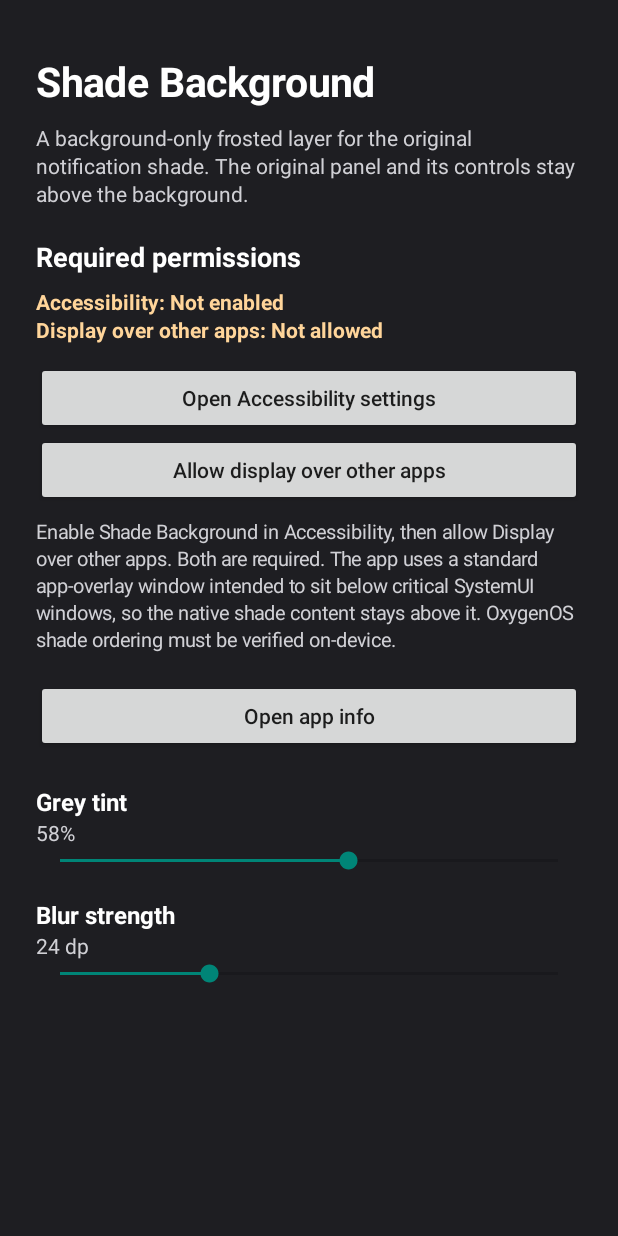
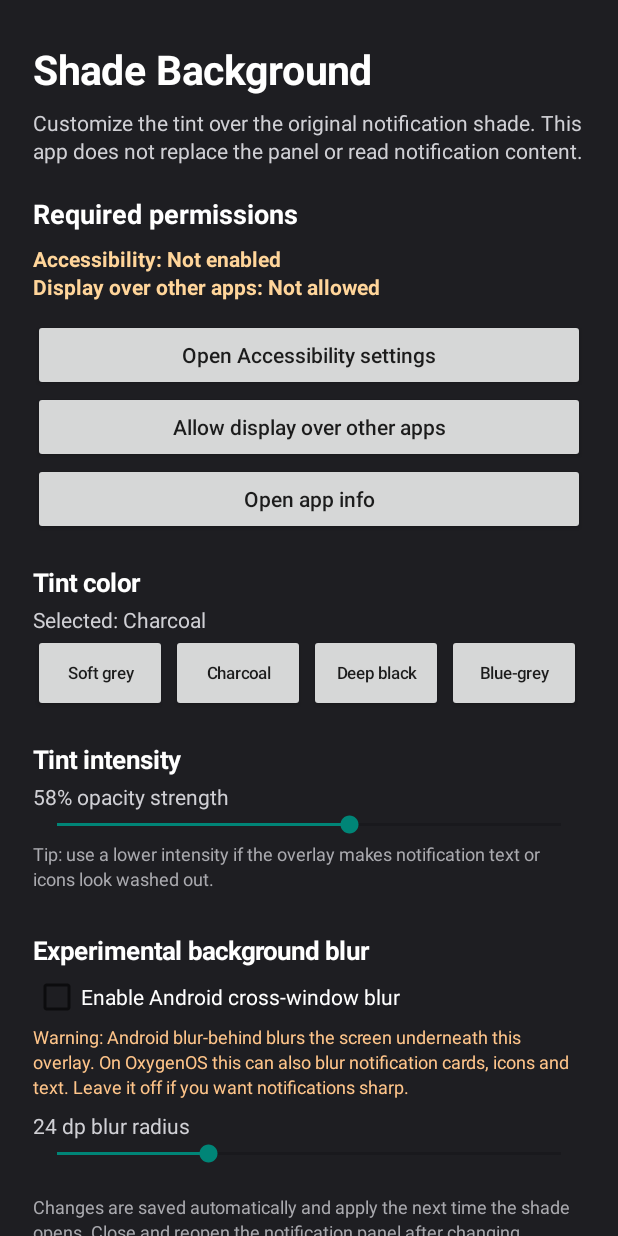
Before and after one commit to Wasifazhar00/Translucent-notify, an Android app: the screen it shows after launch (MainActivity), on a phone screen of 412 x 824 dp. Run offline under Robolectric (Android 15) with nearby library versions, the phone set to English and light mode, and no system bars.

Commit message:
Expand shade appearance controls and clarify blur trade-offs

```diff
--- a/app/src/main/java/com/wasif/translucentnotify/MainActivity.kt
+++ b/app/src/main/java/com/wasif/translucentnotify/MainActivity.kt
@@ -6,12 +6,15 @@ import android.content.ComponentName
 import android.content.Intent
 import android.graphics.Color
 import android.net.Uri
+import android.os.Build
 import android.os.Bundle
 import android.provider.Settings
 import android.view.Gravity
 import android.view.accessibility.AccessibilityManager
 import android.widget.Button
+import android.widget.CheckBox
 import android.widget.LinearLayout
+import android.widget.ScrollView
 import android.widget.SeekBar
 import android.widget.TextView
 
@@ -19,94 +22,156 @@ class MainActivity : Activity() {
     private lateinit var permissionStatus: TextView
     private lateinit var tintLabel: TextView
     private lateinit var blurLabel: TextView
+    private lateinit var selectedColorLabel: TextView
 
     override fun onCreate(savedInstanceState: Bundle?) {
         super.onCreate(savedInstanceState)
-        window.statusBarColor = Color.rgb(30,30,34)
-        window.navigationBarColor = Color.rgb(30,30,34)
+        window.statusBarColor = Color.rgb(30, 30, 34)
+        window.navigationBarColor = Color.rgb(30, 30, 34)
 
         val page = LinearLayout(this).apply {
             orientation = LinearLayout.VERTICAL
-            setPadding(dp(24),dp(36),dp(24),dp(28))
-            setBackgroundColor(Color.rgb(30,30,34))
+            setPadding(dp(22), dp(28), dp(22), dp(28))
+            setBackgroundColor(Color.rgb(30, 30, 34))
         }
-        setContentView(page)
+        val scroll = ScrollView(this).apply {
+            isFillViewport = true
+            addView(page)
+        }
+        setContentView(scroll)
 
-        page.addView(label("Shade Background",27,Color.WHITE,true))
+        page.addView(label("Shade Background", 27, Color.WHITE, true))
         page.addView(label(
-            "A background-only frosted layer for the original notification shade. " +
-                "The original panel and its controls stay above the background.",
-            14,0xFFD0D0D5.toInt(),false
-        ).apply { setPadding(0,dp(10),0,dp(20)) })
+            "Customize the tint over the original notification shade. This app does not replace the panel or read notification content.",
+            14, 0xFFD0D0D5.toInt(), false
+        ).apply { setPadding(0, dp(8), 0, dp(20)) })
 
-        page.addView(label("Required permissions",18,Color.WHITE,true))
-        permissionStatus = label("",14,0xFFFFD59A.toInt(),true)
-        page.addView(permissionStatus.apply { setPadding(0,dp(8),0,dp(12)) })
+        page.addView(label("Required permissions", 18, Color.WHITE, true))
+        permissionStatus = label("", 14, 0xFFFFD59A.toInt(), true)
+        page.addView(permissionStatus.apply { setPadding(0, dp(8), 0, dp(12)) })
 
-        page.addView(Button(this).apply {
-            text = "Open Accessibility settings"
-            isAllCaps = false
-            setOnClickListener { openServiceSettings() }
-        })
-        page.addView(Button(this).apply {
-            text = "Allow display over other apps"
-            isAllCaps = false
-            setOnClickListener { openOverlaySettings() }
-        })
-        page.addView(label(
-            "Enable Shade Background in Accessibility, then allow Display over other apps. " +
-                "Both are required. The app uses a standard app-overlay window intended to sit below critical SystemUI windows, so the native shade content stays above it. OxygenOS shade ordering must be verified on-device.",
-            13,0xFFD0D0D5.toInt(),false
-        ).apply { setPadding(0,dp(8),0,dp(18)) })
-
-        page.addView(Button(this).apply {
-            text = "Open app info"
-            isAllCaps = false
-            setOnClickListener {
-                startActivity(Intent(Settings.ACTION_APPLICATION_DETAILS_SETTINGS).apply {
-                    data = Uri.fromParts("package", packageName, null)
-                })
-            }
+        page.addView(actionButton("Open Accessibility settings") { openServiceSettings() })
+        page.addView(actionButton("Allow display over other apps") { openOverlaySettings() })
+        page.addView(actionButton("Open app info") {
+            startActivity(Intent(Settings.ACTION_APPLICATION_DETAILS_SETTINGS).apply {
+                data = Uri.fromParts("package", packageName, null)
+            })
         })
 
-        page.addView(label("Grey tint",16,Color.WHITE,true).apply { setPadding(0,dp(22),0,0) })
-        tintLabel = label("",14,0xFFD0D0D5.toInt(),false)
+        page.addView(sectionTitle("Tint color"))
+        selectedColorLabel = label("", 14, 0xFFD0D0D5.toInt(), false)
+        page.addView(selectedColorLabel)
+        val colorsRow = LinearLayout(this).apply {
+            orientation = LinearLayout.HORIZONTAL
+            gravity = Gravity.CENTER_VERTICAL
+        }
+        listOf("Soft grey", "Charcoal", "Deep black", "Blue-grey").forEachIndexed { index, name ->
+            val button = Button(this).apply {
+                text = name
+                isAllCaps = false
+                textSize = 11f
+                setPadding(dp(3), dp(4), dp(3), dp(4))
+                setOnClickListener {
+                    Prefs.setTintColor(this@MainActivity, index)
+                    refreshColorLabel()
+                }
+            }
+            colorsRow.addView(button, LinearLayout.LayoutParams(0, dp(52), 1f).apply {
+                marginEnd = dp(3)
+            })
+        }
+        page.addView(colorsRow)
+        refreshColorLabel()
+
+        page.addView(sectionTitle("Tint intensity"))
+        tintLabel = label("", 14, 0xFFD0D0D5.toInt(), false)
         page.addView(tintLabel)
         page.addView(SeekBar(this).apply {
             max = 100
             progress = Prefs.tintPercent(this@MainActivity)
-            tintLabel.text = progress.toString() + "%"
-            setOnSeekBarChangeListener(object: SeekBar.OnSeekBarChangeListener {
-                override fun onProgressChanged(s:SeekBar?,v:Int,fromUser:Boolean) {
-                    Prefs.setTintPercent(this@MainActivity,v)
-                    tintLabel.text = v.toString() + "% (applies next time shade opens)"
+            updateTintLabel(progress)
+            setOnSeekBarChangeListener(object : SeekBar.OnSeekBarChangeListener {
+                override fun onProgressChanged(s: SeekBar?, value: Int, fromUser: Boolean) {
+                    Prefs.setTintPercent(this@MainActivity, value)
+                    updateTintLabel(value)
                 }
-                override fun onStartTrackingTouch(s:SeekBar?) = Unit
-                override fun onStopTrackingTouch(s:SeekBar?) = Unit
+                override fun onStartTrackingTouch(s: SeekBar?) = Unit
+                override fun onStopTrackingTouch(s: SeekBar?) = Unit
             })
         })
+        page.addView(label(
+            "Tip: use a lower intensity if the overlay makes notification text or icons look washed out.",
+            12, 0xFFAAAAAF.toInt(), false
+        ).apply { setPadding(0, dp(2), 0, dp(8)) })
 
-        page.addView(label("Blur strength",16,Color.WHITE,true).apply { setPadding(0,dp(16),0,0) })
-        blurLabel = label("",14,0xFFD0D0D5.toInt(),false)
+        page.addView(sectionTitle("Experimental background blur"))
+        val blurToggle = CheckBox(this).apply {
+            text = "Enable Android cross-window blur"
+            setTextColor(Color.WHITE)
+            textSize = 14f
+            isChecked = Prefs.blurEnabled(this@MainActivity)
+            setOnCheckedChangeListener { _, checked ->
+                Prefs.setBlurEnabled(this@MainActivity, checked)
+            }
+        }
+        page.addView(blurToggle)
+        page.addView(label(
+            if (Build.VERSION.SDK_INT >= Build.VERSION_CODES.S)
+                "Warning: Android blur-behind blurs the screen underneath this overlay. On OxygenOS this can also blur notification cards, icons and text. Leave it off if you want notifications sharp."
+            else
+                "Cross-window blur requires Android 12 or newer. Your Android version does not expose this feature.",
+            12, 0xFFFFC58A.toInt(), false
+        ).apply { setPadding(0, dp(2), 0, dp(8)) })
+
+        blurLabel = label("", 14, 0xFFD0D0D5.toInt(), false)
         page.addView(blurLabel)
         page.addView(SeekBar(this).apply {
             max = 80
             progress = Prefs.blurDp(this@MainActivity)
-            blurLabel.text = progress.toString() + " dp"
-            setOnSeekBarChangeListener(object: SeekBar.OnSeekBarChangeListener {
-                override fun onProgressChanged(s:SeekBar?,v:Int,fromUser:Boolean) {
-                    Prefs.setBlurDp(this@MainActivity,v)
-                    blurLabel.text = v.toString() + " dp (applies next time shade opens)"
+            updateBlurLabel(progress)
+            isEnabled = Build.VERSION.SDK_INT >= Build.VERSION_CODES.S
+            setOnSeekBarChangeListener(object : SeekBar.OnSeekBarChangeListener {
+                override fun onProgressChanged(s: SeekBar?, value: Int, fromUser: Boolean) {
+                    Prefs.setBlurDp(this@MainActivity, value)
+                    updateBlurLabel(value)
                 }
-                override fun onStartTrackingTouch(s:SeekBar?) = Unit
-                override fun onStopTrackingTouch(s:SeekBar?) = Unit
+                override fun onStartTrackingTouch(s: SeekBar?) = Unit
+                override fun onStopTrackingTouch(s: SeekBar?) = Unit
             })
         })
+
+        page.addView(label(
+            "Changes are saved automatically and apply the next time the shade opens. Close and reopen the notification panel after changing settings.",
+            12, 0xFFAAAAAF.toInt(), false
+        ).apply { setPadding(0, dp(18), 0, 0) })
     }
 
     override fun onResume() {
         super.onResume()
         if (::permissionStatus.isInitialized) refreshPermissionStatus()
+    }
+
+    private fun sectionTitle(value: String) =
+        label(value, 17, Color.WHITE, true).apply { setPadding(0, dp(20), 0, dp(4)) }
+
+    private fun actionButton(value: String, action: () -> Unit) =
+        Button(this).apply {
+            text = value
+            isAllCaps = false
+            setOnClickListener { action() }
+        }
+
+    private fun updateTintLabel(value: Int) {
+        tintLabel.text = "$value% opacity strength"
+    }
+
+    private fun updateBlurLabel(value: Int) {
+        blurLabel.text = "$value dp blur radius"
+    }
+
+    private fun refreshColorLabel() {
+        val names = listOf("Soft grey", "Charcoal", "Deep black", "Blue-grey")
+        selectedColorLabel.text = "Selected: " + names[Prefs.tintColor(this)]
     }
 
     private fun openServiceSettings() {
@@ -142,14 +207,16 @@ class MainActivity : Activity() {
         )
     }
 
-    private fun label(text:String,size:Int,color:Int,bold:Boolean) = TextView(this).apply {
-        this.text=text
-        textSize=size.toFloat()
-        setTextColor(color)
-        if (bold) setTypeface(typeface,android.graphics.Typeface.BOLD)
-        gravity=Gravity.START
-        setLineSpacing(dp(3).toFloat(),1f)
-    }
+    private fun label(text: String, size: Int, color: Int, bold: Boolean) =
+        TextView(this).apply {
+            this.text = text
+            textSize = size.toFloat()
+            setTextColor(color)
+            if (bold) setTypeface(typeface, android.graphics.Typeface.BOLD)
+            gravity = Gravity.START
+            setLineSpacing(dp(3).toFloat(), 1f)
+        }
 
-    private fun dp(v:Int) = (v*resources.displayMetrics.density).toInt()
+    private fun dp(value: Int) =
+        (value * resources.displayMetrics.density).toInt()
 }
```
